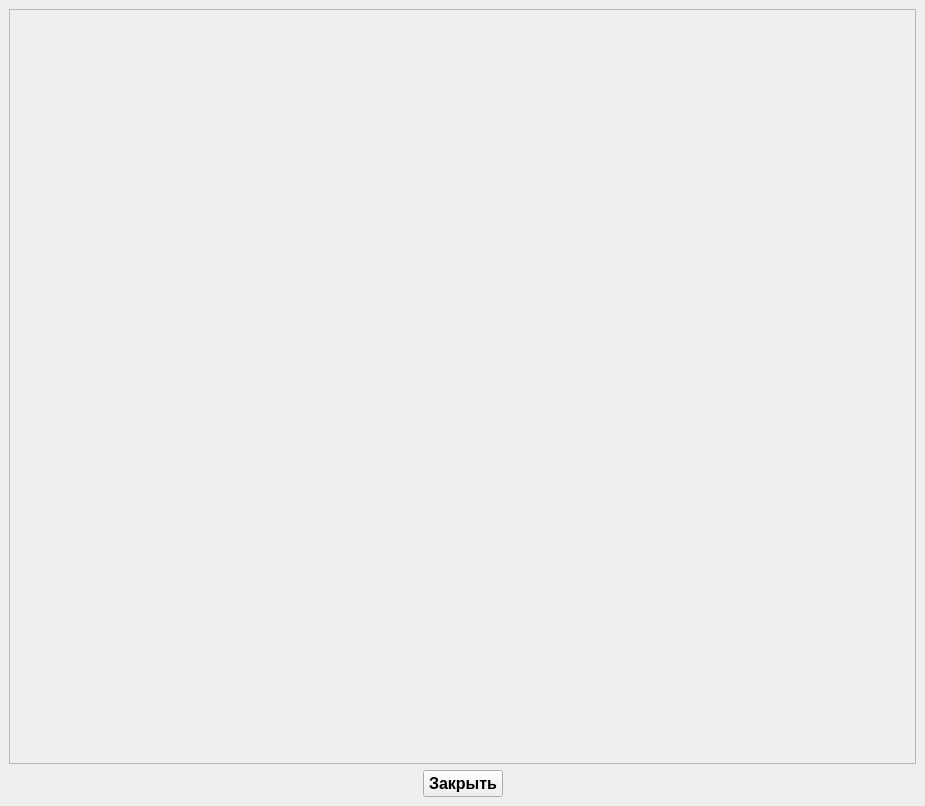
This is World_time_help.ui in isva1960/World_time as Qt 5 draws it before an edit. The edited form follows.
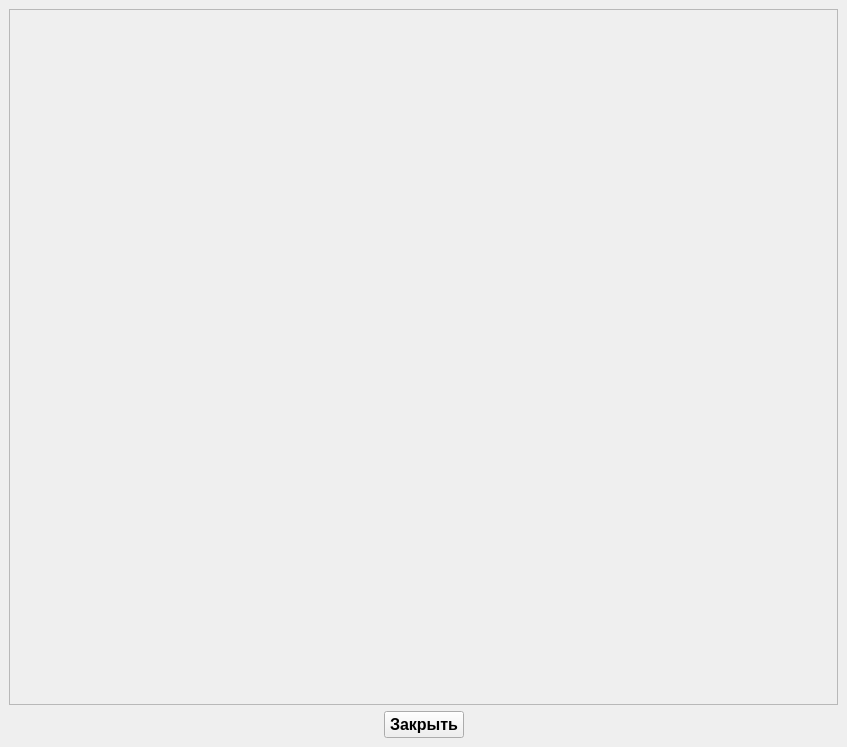
This is the edited form. Icons and pictures are not drawn.

```diff
--- a/World_time_help.ui
+++ b/World_time_help.ui
@@ -6,10 +6,22 @@
    <rect>
     <x>0</x>
     <y>0</y>
-    <width>925</width>
-    <height>806</height>
+    <width>847</width>
+    <height>747</height>
    </rect>
   </property>
+  <property name="minimumSize">
+   <size>
+    <width>736</width>
+    <height>658</height>
+   </size>
+  </property>
+  <property name="maximumSize">
+   <size>
+    <width>1100</width>
+    <height>871</height>
+   </size>
+  </property>
   <property name="windowTitle">
    <string>Помощь к игре &quot;Морской бой&quot;</string>
   </property>
@@ -21,6 +33,12 @@
    <layout class="QGridLayout" name="gridLayout">
     <item row="0" column="0" colspan="3">
      <widget class="QFrame" name="frame">
+      <property name="minimumSize">
+       <size>
+        <width>200</width>
+        <height>200</height>
+       </size>
+      </property>
       <property name="frameShape">
        <enum>QFrame::Shape::StyledPanel</enum>
       </property>
```
Left out of the diff: 2 changed lines with no effect on the pictures.
